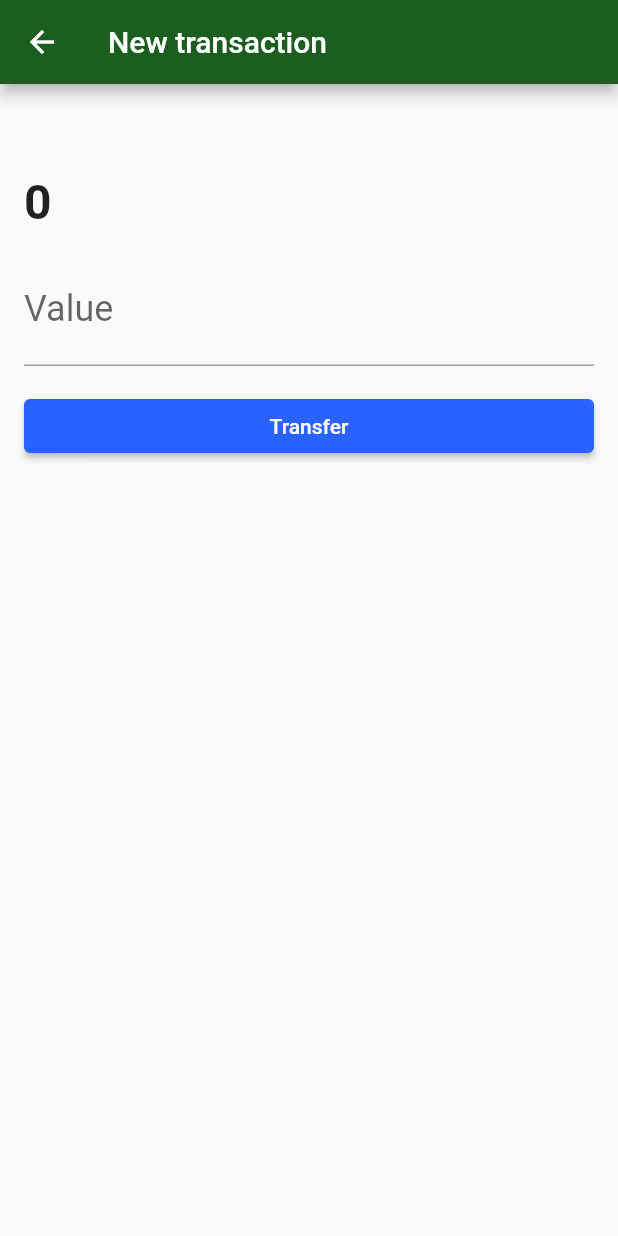
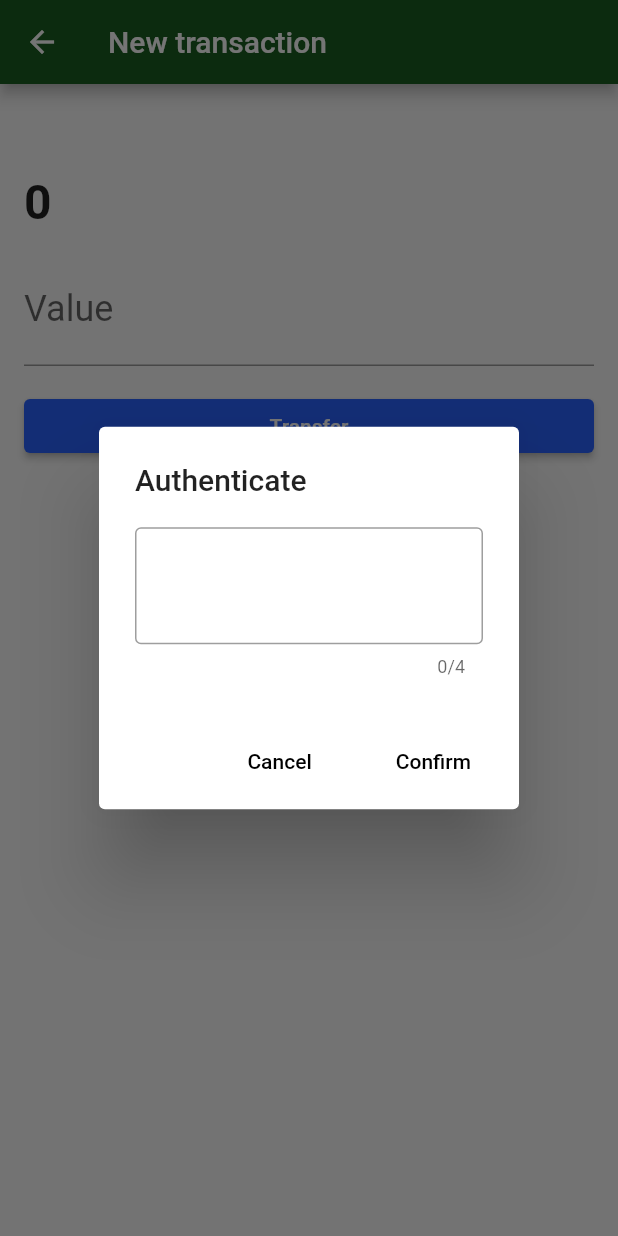
Before and after one commit to andrealoisio/webapiflutter, a Flutter app: the TransactionForm screen opened directly with empty values, after a tap on "Transfer", on a phone screen of 412 x 824 dp. Run offline on Flutter 3.47's test engine with Material 2 defaults, Android fonts, the phone set to English and light mode, and no system bars; our stand-ins replace sqflite; missing offline and left inert: http_interceptor; accounts and stored records are empty.

Commit message:
Inclusão de dialog para autenticação de transações

```diff
--- a/lib/http/webclients/transaction_webclient.dart
+++ b/lib/http/webclients/transaction_webclient.dart
@@ -17,14 +17,14 @@ class TransactionWebClient {
         .toList();
   }
 
-  Future<Transaction> save(Transaction transaction) async {
+  Future<Transaction> save(Transaction transaction, String password) async {
     final String transactionJson = jsonEncode(transaction.toJson());
 
     final Response response = await client.post(
       baseUrl,
       headers: {
         'Content-type': 'application/json',
-        'password': '1000',
+        'password': password,
       },
       body: transactionJson,
     );
--- a/lib/screens/transaction_form.dart
+++ b/lib/screens/transaction_form.dart
@@ -2,6 +2,7 @@ import 'package:flutter/material.dart';
 import 'package:webapiflutter/http/webclients/transaction_webclient.dart';
 import 'package:webapiflutter/model/contact.dart';
 import 'package:webapiflutter/model/transaction.dart';
+import 'package:webapiflutter/screens/transactions_auth_dialog.dart';
 
 class TransactionForm extends StatefulWidget {
   final Contact contact;
@@ -58,15 +59,27 @@ class _TransactionFormState extends State<TransactionForm> {
                 child: SizedBox(
                   width: double.maxFinite,
                   child: RaisedButton(
-                    child: Text('Transfer'), onPressed: () {
-                      final double value = double.tryParse(_valueController.text);
-                      final transactionCreated = Transaction(value, widget.contact);
-                      _webClient.save(transactionCreated).then((transaction) {
-                        if (transaction != null) {
-                          Navigator.of(context).pop(transaction);
-                        }
-                      });
-                  },
+                    child: Text('Transfer'),
+                    onPressed: () {
+                      final double value =
+                          double.tryParse(_valueController.text);
+                      final transactionCreated =
+                          Transaction(value, widget.contact);
+                      showDialog(
+                          context: context,
+                          builder: (context) => TransactionsAuthDialog(
+                                onConfirm: (String password) {
+                                  debugPrint(password);
+                                  _webClient
+                                      .save(transactionCreated, password)
+                                      .then((transaction) {
+                                    if (transaction != null) {
+                                      Navigator.of(context).pop(transaction);
+                                    }
+                                  });
+                                },
+                              ));
+                    },
                   ),
                 ),
               )
--- /dev/null
+++ b/lib/screens/transactions_auth_dialog.dart
@@ -0,0 +1,50 @@
+import 'package:flutter/material.dart';
+
+class TransactionsAuthDialog extends StatefulWidget {
+
+  final Function(String password) onConfirm;
+
+  const TransactionsAuthDialog({@required this.onConfirm});
+
+  @override
+  _TransactionsAuthDialogState createState() => _TransactionsAuthDialogState();
+}
+
+class _TransactionsAuthDialogState extends State<TransactionsAuthDialog> {
+
+  final TextEditingController _passwordController = TextEditingController();
+
+  @override
+  Widget build(BuildContext context) {
+    return AlertDialog(
+      title: Text('Authenticate'),
+      content: TextField(
+        controller: _passwordController,
+        obscureText: true,
+        maxLength: 4,
+        textAlign: TextAlign.center,
+        keyboardType: TextInputType.number,
+        decoration: InputDecoration(
+          border: OutlineInputBorder(),
+        ),
+        style: TextStyle(
+          fontSize: 32,
+          letterSpacing: 32,
+        ),
+      ),
+      actions: <Widget>[
+        FlatButton(
+          onPressed: () => Navigator.pop(context),
+          child: Text('Cancel'),
+        ),
+        FlatButton(
+          onPressed: () {
+            widget.onConfirm(_passwordController.text);
+            Navigator.pop(context);
+          },
+          child: Text('Confirm'),
+        ),
+      ],
+    );
+  }
+}
```
